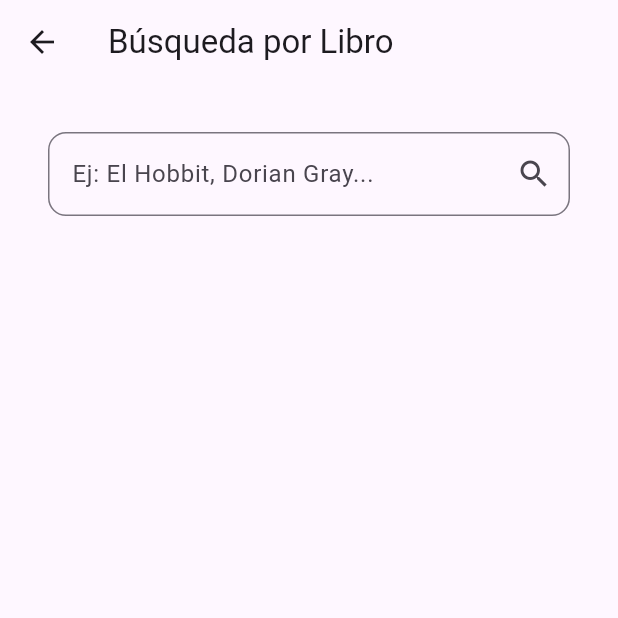
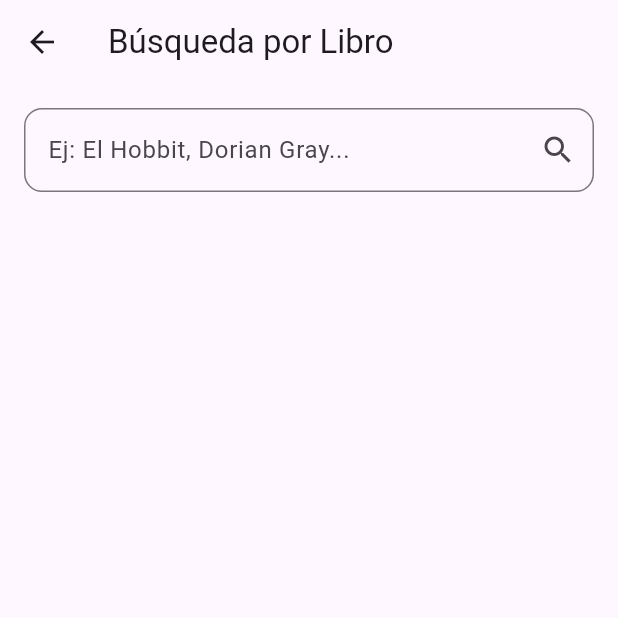
Before and after one commit to patitoj/litroadmaps, a Flutter app: the screen it shows after launch, after a tap on "Buscar por Libro", on a phone screen of 412 x 824 dp, the top half of it. Run offline on Flutter 3.47's test engine with Material 3 defaults, Android fonts, the phone set to English and light mode, and no system bars; network calls fail.

Commit message:
arreglo de bugs sugerencias

```diff
--- a/roadmap_app/lib/screens/author_roadmap_screen.dart
+++ b/roadmap_app/lib/screens/author_roadmap_screen.dart
@@ -41,6 +41,10 @@ class _AuthorRoadmapScreenState extends State<AuthorRoadmapScreen> {
 
   @override
   Widget build(BuildContext context) {
+
+    final screenWidth = MediaQuery.of(context).size.width;
+    final responsivePadding = screenWidth < 600 ? 16.0 : 32.0;
+
     return Scaffold(
       appBar: AppBar(
         title: Text('Guía de Lectura: ${widget.authorName}'),
@@ -56,7 +60,7 @@ class _AuthorRoadmapScreenState extends State<AuthorRoadmapScreen> {
                   : _steps.isEmpty
                       ? const Center(child: Text('Aún no hay una guía para este autor.'))
                       : ListView.builder(
-                          padding: const EdgeInsets.all(32),
+                          padding: EdgeInsets.all(responsivePadding),
                           itemCount: _steps.length,
                           itemBuilder: (context, index) {
                             final step = _steps[index];
--- a/roadmap_app/lib/screens/author_search_screen.dart
+++ b/roadmap_app/lib/screens/author_search_screen.dart
@@ -85,6 +85,8 @@ class _AuthorSearchScreenState extends State<AuthorSearchScreen> {
   @override
   Widget build(BuildContext context) {
     final bool isSearchEmpty = _searchController.text.trim().isEmpty;
+    final screenWidth = MediaQuery.of(context).size.width;
+    final responsivePadding = screenWidth < 600 ? 16.0 : 32.0;
 
     return Scaffold(
       appBar: AppBar(title: const Text('Búsqueda por Autor')),
@@ -92,7 +94,7 @@ class _AuthorSearchScreenState extends State<AuthorSearchScreen> {
         child: ConstrainedBox(
           constraints: const BoxConstraints(maxWidth: 600),
           child: Padding(
-            padding: const EdgeInsets.all(32.0),
+            padding: EdgeInsets.all(responsivePadding),
             child: Column(
               crossAxisAlignment: CrossAxisAlignment.stretch,
               children: [
--- a/roadmap_app/lib/screens/book_search_screen.dart
+++ b/roadmap_app/lib/screens/book_search_screen.dart
@@ -110,6 +110,8 @@ class _BookSearchScreenState extends State<BookSearchScreen> {
   @override
   Widget build(BuildContext context) {
     final bool isSearchEmpty = _searchController.text.trim().isEmpty;
+    final screenWidth = MediaQuery.of(context).size.width;
+    final responsivePadding = screenWidth < 600 ? 16.0 : 32.0;
 
     return Scaffold(
       appBar: AppBar(title: const Text('Búsqueda por Libro')),
@@ -117,7 +119,7 @@ class _BookSearchScreenState extends State<BookSearchScreen> {
         child: ConstrainedBox(
           constraints: const BoxConstraints(maxWidth: 600),
           child: Padding(
-            padding: const EdgeInsets.all(32.0),
+            padding: EdgeInsets.all(responsivePadding),
             child: Column(
               crossAxisAlignment: CrossAxisAlignment.stretch,
               children: [
--- a/roadmap_app/lib/screens/home_screen.dart
+++ b/roadmap_app/lib/screens/home_screen.dart
@@ -7,6 +7,10 @@ class HomeScreen extends StatelessWidget {
 
   @override
   Widget build(BuildContext context) {
+
+    final screenWidth = MediaQuery.of(context).size.width;
+    final responsivePadding = screenWidth < 600 ? 16.0 : 32.0;
+
     return Scaffold(
       body: Center(
         child: ConstrainedBox(
--- a/roadmap_app/lib/screens/roadmap_screen.dart
+++ b/roadmap_app/lib/screens/roadmap_screen.dart
@@ -45,6 +45,10 @@ class _RoadmapScreenState extends State<RoadmapScreen> {
 
   @override
   Widget build(BuildContext context) {
+
+    final screenWidth = MediaQuery.of(context).size.width;
+    final responsivePadding = screenWidth < 600 ? 16.0 : 32.0;
+
     return Scaffold(
       appBar: AppBar(
         title: Text('Roadmap: ${widget.bookTitle}'),
@@ -57,7 +61,7 @@ class _RoadmapScreenState extends State<RoadmapScreen> {
               ? const Center(child: CircularProgressIndicator())
               : _errorMessage.isNotEmpty
                   ? Padding(
-                      padding: const EdgeInsets.all(32.0),
+                      padding: EdgeInsets.all(responsivePadding),
                       child: Center(
                         child: Text(
                           _errorMessage,
```
Also changed, not shown: 1 other file.
